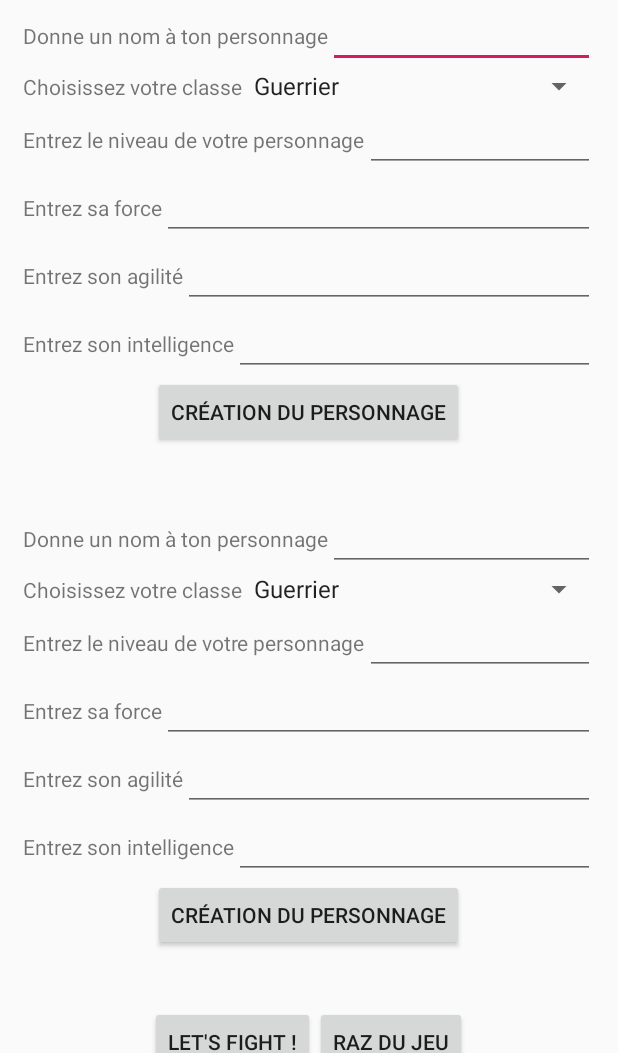
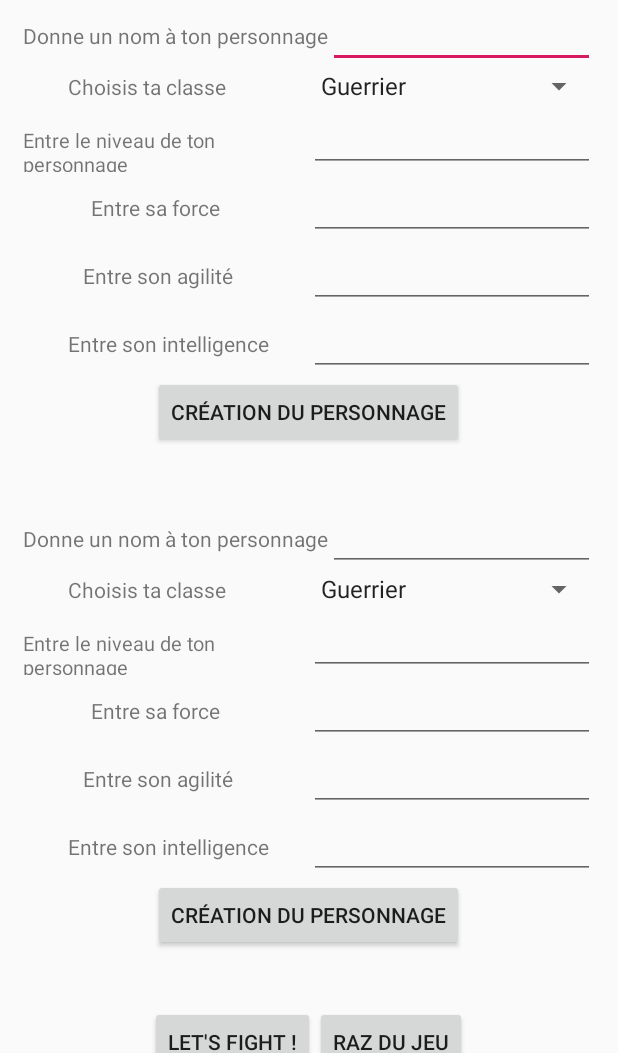
Before and after one commit to eidonia/Magiworld, an Android app: the screen it shows after launch (MainActivity), on a phone screen of 412 x 824 dp, the part 183-1236 px from its top. Run offline under Robolectric (Android 15) with nearby library versions, the phone set to English and light mode, and no system bars.

Commit message:
Optimisation du code, légère maj de l'interface

```diff
--- a/app/src/main/java/com/bast/magiworld/CombatActivity.java
+++ b/app/src/main/java/com/bast/magiworld/CombatActivity.java
@@ -32,6 +32,7 @@ public class CombatActivity extends AppCompatActivity {
     TextView textResult;
     Button buttonReturn;
     int i = 1;
+    int countAtt = 0;
 
     @Override
     protected void onCreate(Bundle savedInstanceState) {
@@ -71,6 +72,7 @@ public class CombatActivity extends AppCompatActivity {
 
         testArray2 = findViewById(R.id.testarray2);
 
+
         touJeu(listPerso);
 
 
@@ -88,6 +90,7 @@ public class CombatActivity extends AppCompatActivity {
     }
 
     public void tourAttaque(final Personnage persoJ1, final Personnage persoJ2){
+        buttonFinRound.setEnabled(false);
         buttonAtt(buttonAttBaseJ1, buttonAttSpeJ1, textInfoJ1, persoJ1, persoJ2);
         buttonAtt(buttonAttBaseJ2, buttonAttSpeJ2, textInfoJ2, persoJ2, persoJ1);
 
@@ -104,10 +107,12 @@ public class CombatActivity extends AppCompatActivity {
                         buttonAttBaseJ1.setEnabled(true);
                         buttonAttSpeJ1.setEnabled(true);
                         buttonAttSpeJ2.setEnabled(true);
+                        buttonFinRound.setEnabled(false);
                         i++;
                         textRound.setText("\n\nRound " + i);
+                        countAtt = 0;
 
-                if(persoJ1.name.equals("Rôdeur"))
+                        if (persoJ1.name.equals("Rôdeur"))
                             persoJ1.degats = persoJ1.agilite;
                         if (persoJ2.name.equals("Rôdeur"))
                             persoJ2.degats = persoJ2.agilite;
@@ -125,6 +130,10 @@ public class CombatActivity extends AppCompatActivity {
                 testPointDeVie(persoAtt, persoDef, textResult);
 
                 buttAttSpe.setEnabled(false);
+                countAtt++;
+                if(countAtt == 2 && persoDef.vie > 0)
+                    buttonFinRound.setEnabled(true);
+
             }
         });
 
@@ -145,9 +154,14 @@ public class CombatActivity extends AppCompatActivity {
             public void onClick(View v) {
                 persoAttSpe.attaqueSpeciale(persoDefSpe, textInfo);
                 buttonAttSpe.setEnabled(false);
+                testPointDeVie(persoAttSpe, persoDefSpe, textResult);
 
-                if(persoAttSpe.name.equals("Guerrier") || persoAttSpe.name.equals("Mage"))
+                if(persoAttSpe.name.equals("Guerrier") || persoAttSpe.name.equals("Mage")) {
                     buttonAttBase.setEnabled(false);
+                    countAtt++;
+                    if(countAtt == 2 && persoDefSpe.vie > 0)
+                        buttonFinRound.setEnabled(true);
+                }
             }
         });
     }
@@ -155,6 +169,15 @@ public class CombatActivity extends AppCompatActivity {
     public void testPointDeVie( Personnage persoAtt, Personnage persoVie, TextView text){
         if(persoVie.vie <=0){
             text.setText("\n\nFélicitation !! " + persoAtt.nomPerso + " a gagné le combat !!");
+            buttonFinRound.setEnabled(false);
+            buttonAttSpeJ1.setEnabled(false);
+            buttonAttSpeJ2.setEnabled(false);
+            buttonAttBaseJ1.setEnabled(false);
+            buttonAttBaseJ2.setEnabled(false);
+            buttonPVJ1.setEnabled(false);
+            buttonPVJ2.setEnabled(false);
+        }else if (persoAtt.vie <=0){
+            text.setText("\n\nFélicitation !! " + persoAtt.nomPerso + " s'est tué avec son attaque ! " + persoVie.nomPerso + " gagne le combat !!");
             buttonFinRound.setEnabled(false);
             buttonAttSpeJ1.setEnabled(false);
             buttonAttSpeJ2.setEnabled(false);
@@ -186,6 +209,8 @@ public class CombatActivity extends AppCompatActivity {
 
         Personnage joueur1 = create(list, 0);
         Personnage joueur2 = create(list, 1);
+        textJoueur1.setText(joueur1.nomPerso);
+        textJoueur2.setText(joueur2.nomPerso);
         nomButton(buttonAttBaseJ1, buttonAttSpeJ1, buttonAttBaseJ2, buttonAttSpeJ2, joueur1, joueur2);
         testArray2.setText("Nos 2 combattants sont : \n - " + joueur1.nomPerso + " un " + joueur1.name + " de niveau " + joueur1.niveau + "\n - " + joueur2.nomPerso + " un " + joueur2.name + " de niveau " + joueur2.niveau);
         tourAttaque(joueur1, joueur2);
--- a/app/src/main/java/com/bast/magiworld/Guerrier.java
+++ b/app/src/main/java/com/bast/magiworld/Guerrier.java
@@ -19,7 +19,6 @@ public class Guerrier extends Personnage{
 
     @Override //Coup de Rage
     public void attaqueSpeciale(Personnage defenseur, TextView textView) {
-
         degats = 2*force;
         defenseur.vie -= degats;
         this.vie = this.vie - (force/2);
--- a/app/src/main/java/com/bast/magiworld/Mage.java
+++ b/app/src/main/java/com/bast/magiworld/Mage.java
@@ -17,7 +17,7 @@ public class Mage extends Personnage{
     @Override //Boule de feu
     public void attaqueDeBase(Personnage defenseur, TextView textView) {
         defenseur.vie -= degats;
-        textView.setText("Vous attaquez " + defenseur.nomPerso + " avec votre attaque " + nomAttBase);
+        textView.setText("Vous attaquez " + defenseur.nomPerso + " avec votre attaque " + nomAttBase + " " + degats);
     }
 
     @Override //Soin
--- a/app/src/main/java/com/bast/magiworld/MainActivity.java
+++ b/app/src/main/java/com/bast/magiworld/MainActivity.java
@@ -12,6 +12,8 @@ import android.widget.EditText;
 import android.widget.Spinner;
 import android.widget.TextView;
 import android.widget.Toast;
+
+import org.w3c.dom.Text;
 
 import java.util.ArrayList;
 import java.util.List;
@@ -106,24 +108,24 @@ public class MainActivity extends AppCompatActivity {
         editNomPerso.setInputType(InputType.TYPE_TEXT_VARIATION_SHORT_MESSAGE);
         editNomPerso.setMaxLines(1);
 
-        textClassJ1.setText("Choisissez votre classe");
+        textClassJ1.setText("Choisis ta classe");
 
-        textNivJ1.setText("Entrez le niveau de votre personnage");
+        textNivJ1.setText("Entre le niveau de ton personnage");
         editNivJ1.getHint();
         editNivJ1.setInputType(InputType.TYPE_CLASS_NUMBER);
         editNivJ1.setMaxLines(1);
 
-        textForceJ1.setText("Entrez sa force");
+        textForceJ1.setText("Entre sa force");
         editForceJ1.getHint();
         editForceJ1.setInputType(InputType.TYPE_CLASS_NUMBER);
         editForceJ1.setMaxLines(1);
 
-        textAgiJ1.setText("Entrez son agilité");
+        textAgiJ1.setText("Entre son agilité");
         editAgiJ1.getHint();
         editAgiJ1.setInputType(InputType.TYPE_CLASS_NUMBER);
         editAgiJ1.setMaxLines(1);
 
-        textIntJ1.setText("Entrez son intelligence");
+        textIntJ1.setText("Entre son intelligence");
         editIntJ1.getHint();
         editIntJ1.setInputType(InputType.TYPE_CLASS_NUMBER);
         editIntJ1.setMaxLines(1);
@@ -135,24 +137,24 @@ public class MainActivity extends AppCompatActivity {
         editNomPerso2.setInputType(InputType.TYPE_TEXT_VARIATION_SHORT_MESSAGE);
         editNomPerso2.setMaxLines(1);
 
-        textClassJ2.setText("Choisissez votre classe");
+        textClassJ2.setText("Choisis ta classe");
 
-        textNivJ2.setText("Entrez le niveau de votre personnage");
+        textNivJ2.setText("Entre le niveau de ton personnage");
         editNivJ2.getHint();
         editNivJ2.setInputType(InputType.TYPE_CLASS_NUMBER);
         editNivJ2.setMaxLines(1);
 
-        textForceJ2.setText("Entrez sa force");
+        textForceJ2.setText("Entre sa force");
         editForceJ2.getHint();
         editForceJ2.setInputType(InputType.TYPE_CLASS_NUMBER);
         editForceJ2.setMaxLines(1);
 
-        textAgiJ2.setText("Entrez son agilité");
+        textAgiJ2.setText("Entre son agilité");
         editAgiJ2.getHint();
         editAgiJ2.setInputType(InputType.TYPE_CLASS_NUMBER);
         editAgiJ2.setMaxLines(1);
 
-        textIntJ2.setText("Entrez son intelligence");
+        textIntJ2.setText("Entre son intelligence");
         editIntJ2.getHint();
         editIntJ2.setInputType(InputType.TYPE_CLASS_NUMBER);
         editIntJ2.setMaxLines(1);
@@ -180,23 +182,7 @@ public class MainActivity extends AppCompatActivity {
                 if(editNomPerso.getText().toString().equals("") || editNivJ1.getText().toString().equals("") || editForceJ1.getText().toString().equals("") || editIntJ1.getText().toString().equals("") || editAgiJ1.getText().toString().equals("")){
                     Toast.makeText(MainActivity.this, "Remplis les cases", Toast.LENGTH_LONG).show();
                 }else{
-                    String nomPerso = editNomPerso.getText().toString();
-
-                    String nivJ1 = editNivJ1.getText().toString();
-                    final int nivJ1Int = Integer.parseInt(nivJ1);
-
-                    int vieJ1 = 5*nivJ1Int;
-
-                    String forceJ1 = editForceJ1.getText().toString();
-                    final int forceJ1Int = Integer.parseInt(forceJ1);
-
-                    String agiJ1 = editAgiJ1.getText().toString();
-                    final int agiJ1Int = Integer.parseInt(agiJ1);
-
-                    String intJ1 = editIntJ1.getText().toString();
-                    final int intJ1Int = Integer.parseInt(intJ1);
-
-                    testCarac(nomPerso, nivJ1Int, vieJ1, forceJ1Int, agiJ1Int, intJ1Int, textResCreaJ1, spinClassJ1);
+                    createStats(editNomPerso, editNivJ1, editForceJ1, editAgiJ1, editIntJ1, textResCreaJ1, spinClassJ1);
                 }
 
             }
@@ -208,25 +194,7 @@ public class MainActivity extends AppCompatActivity {
                 if(editNomPerso2.getText().toString().equals("") || editNivJ2.getText().toString().equals("") || editForceJ2.getText().toString().equals("") || editIntJ2.getText().toString().equals("") || editAgiJ2.getText().toString().equals("")){
                     Toast.makeText(MainActivity.this, "Remplis les cases", Toast.LENGTH_LONG).show();
                 }else{
-                    String nomPerso2 = editNomPerso2.getText().toString();
-
-                    String nivJ2 = editNivJ2.getText().toString();
-                    int nivJ2Int = Integer.parseInt(nivJ2);
-
-                    int vieJ2 = 5*nivJ2Int;
-
-                    String forceJ2 = editForceJ2.getText().toString();
-                    int forceJ2Int = Integer.parseInt(forceJ2);
-
-                    String agiJ2 = editAgiJ2.getText().toString();
-                    int agiJ2Int = Integer.parseInt(agiJ2);
-
-                    String intJ2 = editIntJ2.getText().toString();
-                    int intJ2Int = Integer.parseInt(intJ2);
-
-                    testCarac(nomPerso2, nivJ2Int, vieJ2, forceJ2Int, agiJ2Int, intJ2Int, textResCreaJ2, spinClassJ2);
-
-
+                   createStats(editNomPerso2, editNivJ2, editForceJ2, editAgiJ2, editIntJ2, textResCreaJ2, spinClassJ2);
                 }
 
             }
@@ -278,12 +246,20 @@ public class MainActivity extends AppCompatActivity {
             Toast.makeText(this, "Vous ne pouvez pas avoir plus de caractéristiques que de niveau!", Toast.LENGTH_LONG).show();
         }else{
 
-            if(spin.getSelectedItem().toString().equals("Mage")){
+            chooseClass(spin.getSelectedItem().toString(), nomPerso, niv, vie, force, agi, intel, textview);
+
+        }
+
+
+    }
+
+    public void chooseClass(String nameClass, String nomPerso, int niv, int vie, int force, int agi, int intel, TextView textview){
+        if(nameClass.equals("Mage")){
             Mage mage = new Mage("Mage", nomPerso, niv, vie, force, agi, intel, "Boule de Feu", "Soin");
             textview.setText("Je m'appelle " + mage.nomPerso +" et je suis un " + mage.name + " niveau " + mage.niveau + " j'ai "  + mage.vie + " pv et j'ai "+ mage.intelligence + " en intelligence, " + mage.agilite + " en agilité et " + mage.force + " en force");
             arrayPerso.add(mage);
 
-            }else if(spin.getSelectedItem().toString().equals("Guerrier")){
+        }else if(nameClass.equals("Guerrier")){
             Guerrier guerrier = new Guerrier("Guerrier", nomPerso, niv, vie, force, agi, intel, "Coup d'épée", "Coup de Rage");
             textview.setText("Je m'appelle " + guerrier.nomPerso + " et je suis un " + guerrier.name + " niveau " + guerrier.niveau + " j'ai "  + guerrier.vie + " pv et j'ai "+ guerrier.force + " en force, " + guerrier.agilite + " en agilité et " + guerrier.intelligence + " en intelligence");
             arrayPerso.add(guerrier);
@@ -294,8 +270,28 @@ public class MainActivity extends AppCompatActivity {
             arrayPerso.add(rodeur);
 
         }
+    }
 
-        }
+    public void createStats(EditText editNom, EditText editNiv, EditText editForce, EditText editAgi, EditText editIntel, TextView textView, Spinner spin){
+
+        String nomPerso = editNom.getText().toString();
+
+        String niv = editNiv.getText().toString();
+        int nivInt = Integer.parseInt(niv);
+
+        int vie = 5*nivInt;
+
+        String force = editForce.getText().toString();
+        int forceInt = Integer.parseInt(force);
+
+        String agi = editAgi.getText().toString();
+        int agiInt = Integer.parseInt(agi);
+
+        String intel = editIntel.getText().toString();
+        int intelInt = Integer.parseInt(intel);
+
+        testCarac(nomPerso, nivInt, vie, forceInt, agiInt, intelInt, textView, spin);
+
 
 
     }
--- a/app/src/main/res/layout/activity_main.xml
+++ b/app/src/main/res/layout/activity_main.xml
@@ -24,10 +24,10 @@
             android:layout_height="wrap_content"
             android:id="@+id/textBienvenue"
             android:textStyle="bold"
-            android:textSize="20sp"/>
+            android:textSize="20sp" />
 
 
-        <LinearLayout
+        <TableRow
             android:layout_width="match_parent"
             android:layout_height="wrap_content"
             android:orientation="horizontal">
@@ -35,93 +35,125 @@
             <TextView
                 android:layout_width="wrap_content"
                 android:layout_height="wrap_content"
+                android:layout_column="0"
                 android:id="@+id/textNomPerso" />
             <EditText
                 android:layout_width="match_parent"
                 android:layout_height="wrap_content"
+                android:layout_column="1"
                 android:id="@+id/editNomPerso"/>
 
-        </LinearLayout>
+        </TableRow>
 
-        <LinearLayout
+        <TableRow
             android:layout_width="match_parent"
             android:layout_height="wrap_content"
+            android:orientation="horizontal"
+            android:weightSum="2">
+
+            <TextView
+                android:layout_width="match_parent"
+                android:layout_height="wrap_content"
+                android:layout_column="0"
+                android:layout_weight="1"
+                android:id="@+id/textClasseJ1"
+                android:paddingLeft="30dp"/>
+            <Spinner
+                android:layout_width="match_parent"
+                android:layout_height="wrap_content"
+                android:layout_column="1"
+                android:layout_weight="1"
+                android:id="@+id/spinClasseJ1"/>
+
+        </TableRow>
+
+        <TableRow
+            android:layout_width="match_parent"
+            android:layout_height="wrap_content"
+            android:weightSum="2"
             android:orientation="horizontal">
 
             <TextView
-                android:layout_width="wrap_content"
-                android:layout_height="wrap_content"
-                android:id="@+id/textClasseJ1" />
-            <Spinner
                 android:layout_width="match_parent"
                 android:layout_height="wrap_content"
-                android:id="@+id/spinClasseJ1"/>
-
-        </LinearLayout>
-
-        <LinearLayout
-            android:layout_width="match_parent"
-            android:layout_height="wrap_content"
-            android:orientation="horizontal">
-
-            <TextView
-                android:layout_width="wrap_content"
-                android:layout_height="wrap_content"
-                android:id="@+id/textNivJ1" />
+                android:layout_column="0"
+                android:layout_weight="1"
+                android:id="@+id/textNivJ1"
+                android:textSize="13dp"/>
             <EditText
                 android:layout_width="match_parent"
                 android:layout_height="wrap_content"
-                android:id="@+id/editNivJ1"/>
+                android:layout_column="1"
+                android:layout_weight="1"
+                android:id="@+id/editNivJ1" />
 
-        </LinearLayout>
+        </TableRow>
 
-        <LinearLayout
+        <TableRow
             android:layout_width="match_parent"
             android:layout_height="wrap_content"
-            android:orientation="horizontal">
+            android:orientation="horizontal"
+            android:weightSum="2">
 
             <TextView
-                android:layout_width="wrap_content"
+                android:layout_width="match_parent"
                 android:layout_height="wrap_content"
-                android:id="@+id/textForceJ1" />
+                android:id="@+id/textForceJ1"
+                android:layout_column="0"
+                android:layout_weight="1"
+                android:paddingLeft="45dp"/>
             <EditText
                 android:layout_width="match_parent"
                 android:layout_height="wrap_content"
-                android:id="@+id/editForceJ1"/>
+                android:id="@+id/editForceJ1"
+                android:layout_column="1"
+                android:layout_weight="1"/>
 
-        </LinearLayout>
+        </TableRow>
 
-        <LinearLayout
+        <TableRow
             android:layout_width="match_parent"
             android:layout_height="wrap_content"
-            android:orientation="horizontal">
+            android:orientation="horizontal"
+            android:weightSum="2">
 
             <TextView
-                android:layout_width="wrap_content"
+                android:layout_width="match_parent"
                 android:layout_height="wrap_content"
-                android:id="@+id/textAgiJ1" />
+                android:id="@+id/textAgiJ1"
+                android:layout_weight="1"
+                android:layout_column="0"
+                android:paddingLeft="40dp"/>
             <EditText
                 android:layout_width="match_parent"
                 android:layout_height="wrap_content"
-                android:id="@+id/editAgiJ1"/>
+                android:id="@+id/editAgiJ1"
+                android:layout_weight="1"
+                android:layout_column="1"/>
 
-        </LinearLayout>
+        </TableRow>
 
-        <LinearLayout
+        <TableRow
             android:layout_width="match_parent"
             android:layout_height="wrap_content"
-            android:orientation="horizontal">
+            android:orientation="horizontal"
+            android:weightSum="2">
 
             <TextView
-                android:layout_width="wrap_content"
+                android:layout_width="match_parent"
                 android:layout_height="wrap_content"
-                android:id="@+id/textIntJ1" />
+                android:id="@+id/textIntJ1"
+                android:layout_column="0"
+                android:layout_weight="1"
+                android:paddingLeft="30dp"/>
             <EditText
                 android:layout_width="match_parent"
                 android:layout_height="wrap_content"
-                android:id="@+id/editIntJ1"/>
+                android:id="@+id/editIntJ1"
+                android:layout_weight="1"
+                android:layout_column="1"/>
 
-        </LinearLayout>
+        </TableRow>
 
 
         <Button
@@ -140,7 +172,7 @@
 
 
 
-        <LinearLayout
+        <TableRow
             android:layout_width="match_parent"
             android:layout_height="wrap_content"
             android:orientation="horizontal">
@@ -148,93 +180,125 @@
             <TextView
                 android:layout_width="wrap_content"
                 android:layout_height="wrap_content"
+                android:layout_column="0"
                 android:id="@+id/textNomPerso2" />
             <EditText
                 android:layout_width="match_parent"
                 android:layout_height="wrap_content"
-                android:id="@+id/editNomPerso2"/>
+                android:layout_column="1"
+                android:id="@+id/editNomPerso2" />
 
-        </LinearLayout>
+        </TableRow>
 
-        <LinearLayout
+        <TableRow
             android:layout_width="match_parent"
             android:layout_height="wrap_content"
+            android:orientation="horizontal"
+            android:weightSum="2">
+
+            <TextView
+                android:layout_width="match_parent"
+                android:layout_height="wrap_content"
+                android:layout_column="0"
+                android:layout_weight="1"
+                android:id="@+id/textClasseJ2"
+                android:paddingLeft="30dp"/>
+            <Spinner
+                android:layout_width="match_parent"
+                android:layout_height="wrap_content"
+                android:layout_column="1"
+                android:layout_weight="1"
+                android:id="@+id/spinClasseJ2"/>
+
+        </TableRow>
+
+        <TableRow
+            android:layout_width="match_parent"
+            android:layout_height="wrap_content"
+            android:weightSum="2"
             android:orientation="horizontal">
 
             <TextView
-                android:layout_width="wrap_content"
-                android:layout_height="wrap_content"
-                android:id="@+id/textClasseJ2" />
-            <Spinner
                 android:layout_width="match_parent"
                 android:layout_height="wrap_content"
-                android:id="@+id/spinClasseJ2"/>
-
-        </LinearLayout>
-
-        <LinearLayout
-            android:layout_width="match_parent"
-            android:layout_height="wrap_content"
-            android:orientation="horizontal">
-
-            <TextView
-                android:layout_width="wrap_content"
-                android:layout_height="wrap_content"
-                android:id="@+id/textNivJ2" />
+                android:layout_column="0"
+                android:layout_weight="1"
+                android:id="@+id/textNivJ2"
+                android:textSize="13dp"/>
             <EditText
                 android:layout_width="match_parent"
                 android:layout_height="wrap_content"
-                android:id="@+id/editNivJ2"/>
+                android:layout_column="1"
+                android:layout_weight="1"
+                android:id="@+id/editNivJ2" />
 
-        </LinearLayout>
+        </TableRow>
 
-        <LinearLayout
+        <TableRow
             android:layout_width="match_parent"
             android:layout_height="wrap_content"
-            android:orientation="horizontal">
+            android:orientation="horizontal"
+            android:weightSum="2">
 
             <TextView
-                android:layout_width="wrap_content"
+                android:layout_width="match_parent"
                 android:layout_height="wrap_content"
-                android:id="@+id/textForceJ2" />
+                android:id="@+id/textForceJ2"
+                android:layout_column="0"
+                android:layout_weight="1"
+                android:paddingLeft="45dp"/>
             <EditText
                 android:layout_width="match_parent"
                 android:layout_height="wrap_content"
-                android:id="@+id/editForceJ2"/>
+                android:id="@+id/editForceJ2"
+                android:layout_column="1"
+                android:layout_weight="1"/>
 
-        </LinearLayout>
+        </TableRow>
 
-        <LinearLayout
+        <TableRow
             android:layout_width="match_parent"
             android:layout_height="wrap_content"
-            android:orientation="horizontal">
+            android:orientation="horizontal"
+            android:weightSum="2">
 
             <TextView
-                android:layout_width="wrap_content"
+                android:layout_width="match_parent"
                 android:layout_height="wrap_content"
-                android:id="@+id/textAgiJ2" />
+                android:id="@+id/textAgiJ2"
+                android:layout_weight="1"
+                android:layout_column="0"
+                android:paddingLeft="40dp"/>
             <EditText
                 android:layout_width="match_parent"
                 android:layout_height="wrap_content"
-                android:id="@+id/editAgiJ2"/>
+                android:id="@+id/editAgiJ2"
+                android:layout_weight="1"
+                android:layout_column="1"/>
 
-        </LinearLayout>
+        </TableRow>
 
-        <LinearLayout
+        <TableRow
             android:layout_width="match_parent"
             android:layout_height="wrap_content"
-            android:orientation="horizontal">
+            android:orientation="horizontal"
+            android:weightSum="2">
 
             <TextView
-                android:layout_width="wrap_content"
+                android:layout_width="match_parent"
                 android:layout_height="wrap_content"
-                android:id="@+id/textIntJ2" />
+                android:id="@+id/textIntJ2"
+                android:layout_column="0"
+                android:layout_weight="1"
+                android:paddingLeft="30dp"/>
             <EditText
                 android:layout_width="match_parent"
                 android:layout_height="wrap_content"
-                android:id="@+id/editIntJ2"/>
+                android:id="@+id/editIntJ2"
+                android:layout_weight="1"
+                android:layout_column="1"/>
 
-        </LinearLayout>
+        </TableRow>
 
 
         <Button
```
Lines whose indentation alone changed are shown as unchanged.
